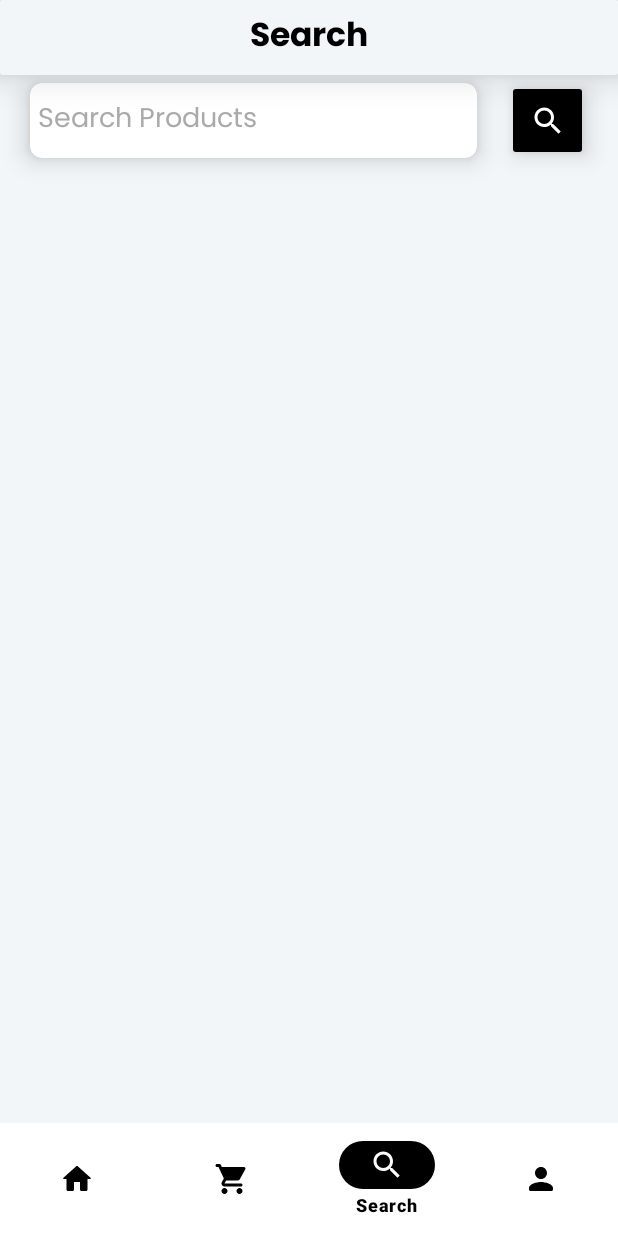
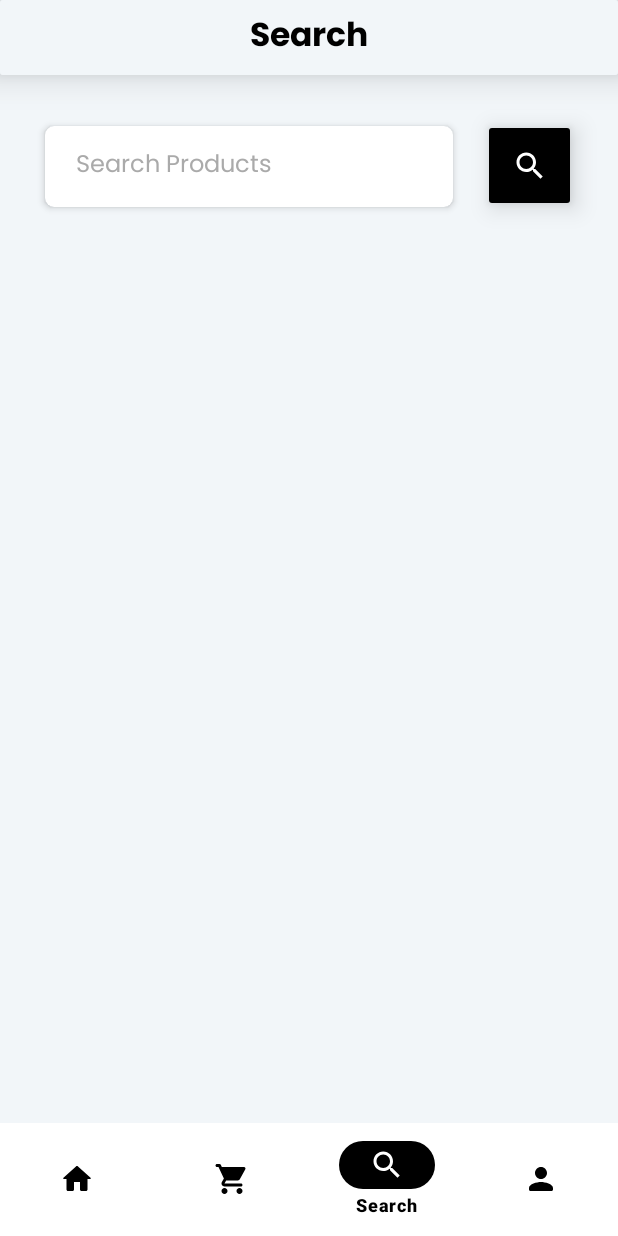
Before and after one commit to FPT-NMTung/Shopping-Android, an Android app: the Search screen opened through its navigation route, on a phone screen of 412 x 824 dp. Run offline under Robolectric (Android 15) with nearby library versions, the phone set to English and light mode, and no system bars; our stand-ins replace navigation-ui.

Commit message:
edit layout Search

```diff
--- a/app/src/main/res/layout/fragment_search.xml
+++ b/app/src/main/res/layout/fragment_search.xml
@@ -39,10 +39,10 @@
 
     <ImageButton
         android:id="@+id/imageButtonSearchProduct"
-        android:layout_width="54dp"
-        android:layout_height="54dp"
-        android:layout_marginTop="3dp"
-        android:layout_marginEnd="20dp"
+        android:layout_width="62dp"
+        android:layout_height="62dp"
+        android:layout_marginTop="29.5dp"
+        android:layout_marginEnd="28dp"
         android:backgroundTint="@color/black"
         android:contentDescription="@string/contentDesImageButtonSearch"
         android:elevation="10dp"
@@ -53,12 +53,12 @@
     <androidx.cardview.widget.CardView
         android:id="@+id/cardView12"
         android:layout_width="0dp"
-        android:layout_height="50dp"
-        android:layout_marginStart="20dp"
-        android:layout_marginTop="5dp"
+        android:layout_height="54dp"
+        android:layout_marginStart="30dp"
+        android:layout_marginTop="34dp"
         android:layout_marginEnd="20dp"
-        app:cardCornerRadius="8dp"
-        app:cardElevation="10dp"
+        app:cardCornerRadius="6dp"
+        app:cardElevation="3dp"
         app:layout_constraintEnd_toStartOf="@+id/imageButtonSearchProduct"
         app:layout_constraintStart_toStartOf="parent"
         app:layout_constraintTop_toBottomOf="@+id/cardView11">
@@ -75,6 +75,7 @@
             android:fontFamily="@font/poppins"
             android:hint="@string/searchProductHintLabel"
             android:inputType="textPersonName"
+            android:paddingStart="15dp"
             android:textColor="@color/black"
             android:textColorHint="@android:color/darker_gray"
             tools:ignore="TextContrastCheck" />
--- a/app/src/main/res/values/strings.xml
+++ b/app/src/main/res/values/strings.xml
@@ -118,7 +118,7 @@
     <string name="CO__addressPlaceOrder">Place Order</string>
 
     <string name="searchLabel">Search</string>
-    <string name="searchProductHintLabel">Search Products</string>
+    <string name="searchProductHintLabel"><font size="16">Search Products</font></string>
     <string name="contentDesImageButtonSearch">Search Image</string>
     <string name="percentHintLabel">10%</string>
     <string name="old_price">Old Price</string>
```
